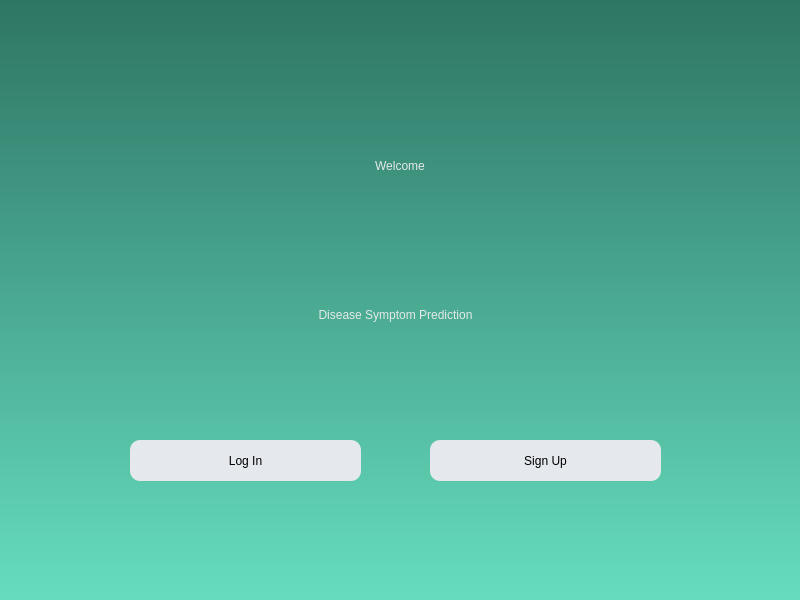
This is ui/welcome.ui in Maximusrain/se_project_23-24 as Qt 5 draws it before an edit. The edited form follows.
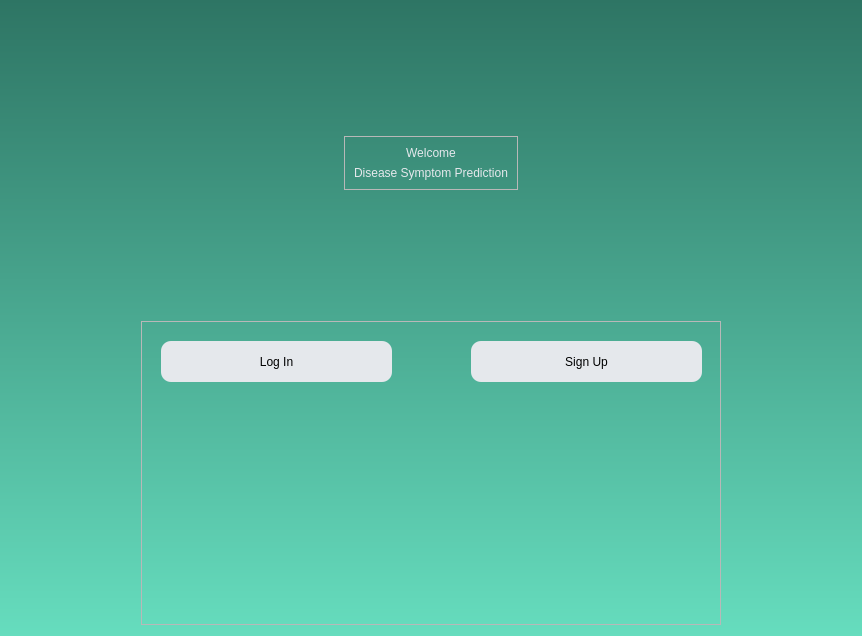
This is the edited form.

Commit message: On click prediction button, and saving to database

Diff of the .ui file:
```diff
--- a/ui/welcome.ui
+++ b/ui/welcome.ui
@@ -6,8 +6,8 @@
    <rect>
     <x>0</x>
     <y>0</y>
-    <width>800</width>
-    <height>600</height>
+    <width>862</width>
+    <height>636</height>
    </rect>
   </property>
   <property name="windowTitle">
@@ -17,15 +17,18 @@
    <string notr="true">QDialog{
 background-color: qlineargradient(spread:pad, x1:0, y1:0, x2:0, y2:1, stop:0 rgba(46, 117, 100, 255), stop:1 rgba(102, 221, 190, 255))}</string>
   </property>
+  <layout class="QVBoxLayout" name="verticalLayout">
+   <item alignment="Qt::AlignHCenter|Qt::AlignVCenter">
+    <widget class="QFrame" name="frame">
+     <property name="frameShape">
+      <enum>QFrame::StyledPanel</enum>
+     </property>
+     <property name="frameShadow">
+      <enum>QFrame::Raised</enum>
+     </property>
+     <layout class="QVBoxLayout" name="verticalLayout_2">
+      <item>
   <widget class="QLabel" name="label">
-   <property name="geometry">
-    <rect>
-     <x>240</x>
-     <y>120</y>
-     <width>320</width>
-     <height>91</height>
-    </rect>
-   </property>
    <property name="styleSheet">
     <string notr="true">font: 36pt &quot;Century Gothic&quot;;
 color: rgb(229, 232, 236);
@@ -38,55 +41,9 @@
     <set>Qt::AlignCenter</set>
    </property>
   </widget>
-  <widget class="QPushButton" name="signup">
-   <property name="geometry">
-    <rect>
-     <x>430</x>
-     <y>440</y>
-     <width>231</width>
-     <height>41</height>
-    </rect>
-   </property>
-   <property name="styleSheet">
-    <string notr="true">border-radius:10px;
-background-color: rgb(229, 232, 236);
-
-font: 14pt &quot;Century Gothic&quot;;
-</string>
-   </property>
-   <property name="text">
-    <string>Sign Up</string>
-   </property>
-  </widget>
-  <widget class="QPushButton" name="login">
-   <property name="geometry">
-    <rect>
-     <x>130</x>
-     <y>440</y>
-     <width>231</width>
-     <height>41</height>
-    </rect>
-   </property>
-   <property name="styleSheet">
-    <string notr="true">border-radius:10px;
-background-color: rgb(229, 232, 236);
-
-font: 14pt &quot;Century Gothic&quot;;
-</string>
-   </property>
-   <property name="text">
-    <string>Log In</string>
-   </property>
-  </widget>
+      </item>
+      <item>
   <widget class="QLabel" name="label_2">
-   <property name="geometry">
-    <rect>
-     <x>180</x>
-     <y>290</y>
-     <width>431</width>
-     <height>50</height>
-    </rect>
-   </property>
    <property name="styleSheet">
     <string notr="true">font: 20pt &quot;Century Gothic&quot;;
 color: rgb(229, 232, 236);</string>
@@ -98,6 +55,67 @@
     <set>Qt::AlignCenter</set>
    </property>
   </widget>
+      </item>
+     </layout>
+    </widget>
+   </item>
+   <item alignment="Qt::AlignHCenter">
+    <widget class="QFrame" name="frame_2">
+     <property name="minimumSize">
+      <size>
+       <width>580</width>
+       <height>100</height>
+      </size>
+     </property>
+     <property name="frameShape">
+      <enum>QFrame::StyledPanel</enum>
+     </property>
+     <property name="frameShadow">
+      <enum>QFrame::Raised</enum>
+     </property>
+     <widget class="QPushButton" name="login">
+      <property name="geometry">
+       <rect>
+        <x>20</x>
+        <y>20</y>
+        <width>231</width>
+        <height>41</height>
+       </rect>
+      </property>
+      <property name="styleSheet">
+       <string notr="true">border-radius:10px;
+background-color: rgb(229, 232, 236);
+
+font: 14pt &quot;Century Gothic&quot;;
+</string>
+      </property>
+      <property name="text">
+       <string>Log In</string>
+      </property>
+     </widget>
+     <widget class="QPushButton" name="signup">
+      <property name="geometry">
+       <rect>
+        <x>330</x>
+        <y>20</y>
+        <width>231</width>
+        <height>41</height>
+       </rect>
+      </property>
+      <property name="styleSheet">
+       <string notr="true">border-radius:10px;
+background-color: rgb(229, 232, 236);
+
+font: 14pt &quot;Century Gothic&quot;;
+</string>
+      </property>
+      <property name="text">
+       <string>Sign Up</string>
+      </property>
+     </widget>
+    </widget>
+   </item>
+  </layout>
  </widget>
  <resources/>
  <connections/>
```
Lines whose indentation alone changed are shown as unchanged. The commit also changes 4 other files.
